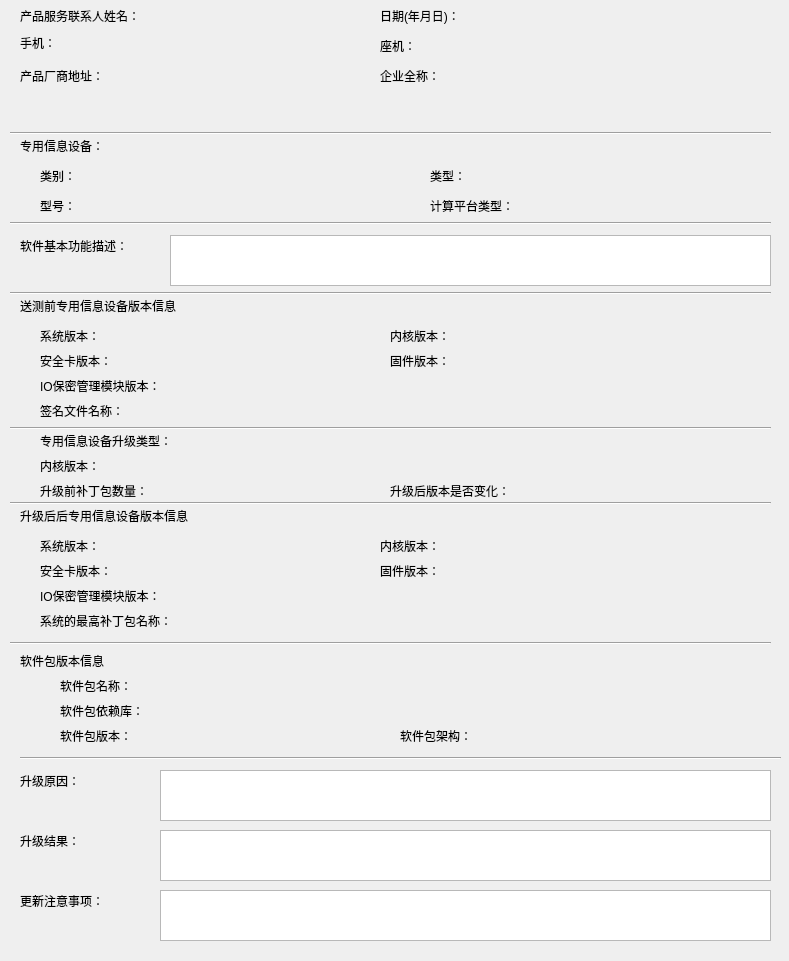
First picture: the form in showpkginfo/devicefactorydialog.ui, repository Machin-Yin/httctest, before the edit.
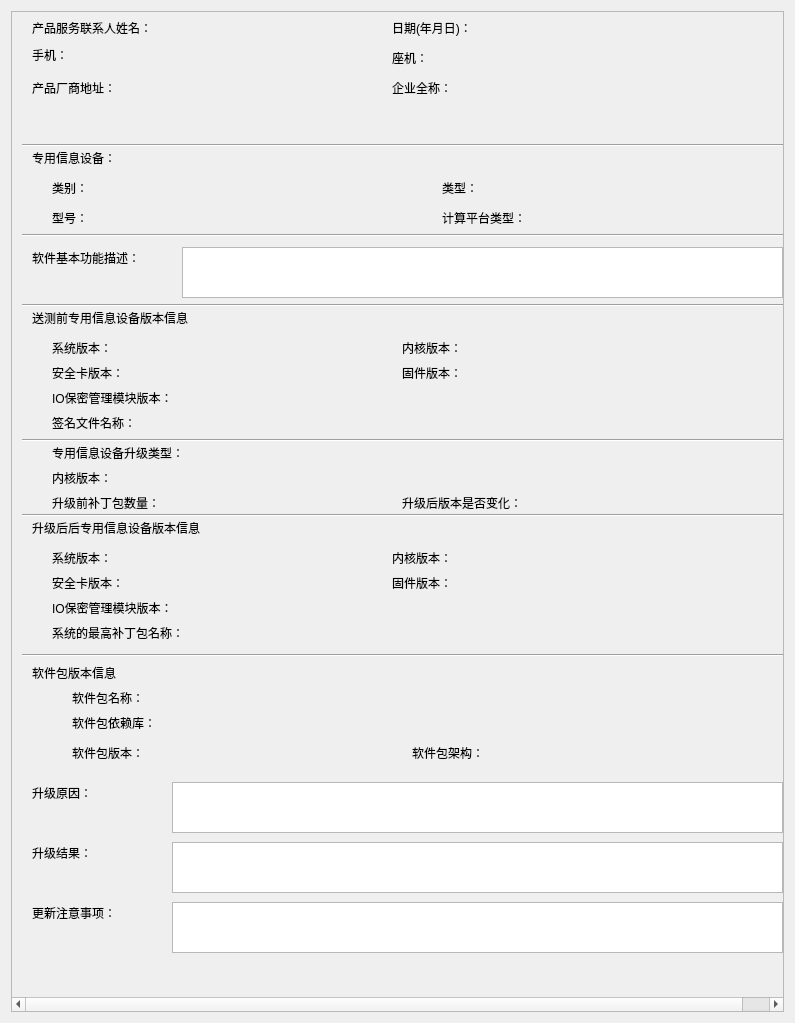
Second picture: the form after the edit.

The edit to the form file:
```diff
--- a/showpkginfo/devicefactorydialog.ui
+++ b/showpkginfo/devicefactorydialog.ui
@@ -6,52 +6,34 @@
    <rect>
     <x>0</x>
     <y>0</y>
-    <width>789</width>
-    <height>961</height>
+    <width>795</width>
+    <height>1023</height>
    </rect>
   </property>
   <property name="windowTitle">
    <string>Dialog</string>
   </property>
-  <widget class="QLabel" name="developmentOsVersionLabel">
-   <property name="geometry">
-    <rect>
-     <x>40</x>
-     <y>325</y>
-     <width>81</width>
-     <height>21</height>
-    </rect>
-   </property>
-   <property name="text">
-    <string>系统版本：</string>
-   </property>
-  </widget>
-  <widget class="Line" name="line">
+  <layout class="QVBoxLayout" name="verticalLayout_4">
+   <item>
+    <widget class="QScrollArea" name="scrollArea">
+     <property name="widgetResizable">
+      <bool>true</bool>
+     </property>
+     <widget class="QWidget" name="scrollAreaWidgetContents_7">
    <property name="geometry">
     <rect>
-     <x>10</x>
-     <y>125</y>
-     <width>761</width>
-     <height>16</height>
-    </rect>
-   </property>
-   <property name="orientation">
-    <enum>Qt::Horizontal</enum>
-   </property>
-  </widget>
-  <widget class="QLabel" name="developmentSocVersionLabel">
-   <property name="geometry">
-    <rect>
-     <x>40</x>
-     <y>350</y>
-     <width>101</width>
-     <height>21</height>
-    </rect>
-   </property>
-   <property name="text">
-    <string>安全卡版本：</string>
-   </property>
-  </widget>
+        <x>0</x>
+        <y>0</y>
+        <width>800</width>
+        <height>987</height>
+       </rect>
+      </property>
+      <property name="minimumSize">
+       <size>
+        <width>800</width>
+        <height>900</height>
+       </size>
+      </property>
   <widget class="QLabel" name="developmentIoModuleVersionLbl">
    <property name="geometry">
     <rect>
@@ -65,146 +47,6 @@
     <string/>
    </property>
   </widget>
-  <widget class="QLabel" name="installResultLabel">
-   <property name="geometry">
-    <rect>
-     <x>20</x>
-     <y>830</y>
-     <width>91</width>
-     <height>21</height>
-    </rect>
-   </property>
-   <property name="text">
-    <string>升级结果：</string>
-   </property>
-  </widget>
-  <widget class="QTextBrowser" name="installWarningTextBrowser">
-   <property name="geometry">
-    <rect>
-     <x>160</x>
-     <y>890</y>
-     <width>611</width>
-     <height>51</height>
-    </rect>
-   </property>
-  </widget>
-  <widget class="QLabel" name="installReasonLabel">
-   <property name="geometry">
-    <rect>
-     <x>20</x>
-     <y>770</y>
-     <width>91</width>
-     <height>21</height>
-    </rect>
-   </property>
-   <property name="text">
-    <string>升级原因：</string>
-   </property>
-  </widget>
-  <widget class="QLabel" name="dateLabel">
-   <property name="geometry">
-    <rect>
-     <x>380</x>
-     <y>5</y>
-     <width>121</width>
-     <height>21</height>
-    </rect>
-   </property>
-   <property name="text">
-    <string>日期(年月日)：</string>
-   </property>
-  </widget>
-  <widget class="QLabel" name="pkgDependencyLbl_3">
-   <property name="geometry">
-    <rect>
-     <x>190</x>
-     <y>375</y>
-     <width>581</width>
-     <height>21</height>
-    </rect>
-   </property>
-   <property name="text">
-    <string/>
-   </property>
-  </widget>
-  <widget class="QLabel" name="companyNameLabel">
-   <property name="geometry">
-    <rect>
-     <x>380</x>
-     <y>65</y>
-     <width>91</width>
-     <height>21</height>
-    </rect>
-   </property>
-   <property name="text">
-    <string>企业全称：</string>
-   </property>
-  </widget>
-  <widget class="QLabel" name="runtimeKernelVersionLabel">
-   <property name="geometry">
-    <rect>
-     <x>380</x>
-     <y>535</y>
-     <width>81</width>
-     <height>21</height>
-    </rect>
-   </property>
-   <property name="text">
-    <string>内核版本：</string>
-   </property>
-  </widget>
-  <widget class="QLabel" name="runtimeKernelVersionLbl">
-   <property name="geometry">
-    <rect>
-     <x>470</x>
-     <y>535</y>
-     <width>301</width>
-     <height>21</height>
-    </rect>
-   </property>
-   <property name="text">
-    <string/>
-   </property>
-  </widget>
-  <widget class="QLabel" name="developmentSocVersionLbl">
-   <property name="geometry">
-    <rect>
-     <x>150</x>
-     <y>350</y>
-     <width>231</width>
-     <height>21</height>
-    </rect>
-   </property>
-   <property name="text">
-    <string/>
-   </property>
-  </widget>
-  <widget class="QLabel" name="productInfoLabel">
-   <property name="geometry">
-    <rect>
-     <x>20</x>
-     <y>235</y>
-     <width>141</width>
-     <height>21</height>
-    </rect>
-   </property>
-   <property name="text">
-    <string>软件基本功能描述：</string>
-   </property>
-  </widget>
-  <widget class="QLabel" name="platformLabel">
-   <property name="geometry">
-    <rect>
-     <x>20</x>
-     <y>135</y>
-     <width>111</width>
-     <height>21</height>
-    </rect>
-   </property>
-   <property name="text">
-    <string>专用信息设备：</string>
-   </property>
-  </widget>
   <widget class="QLabel" name="runtimeOsVersionLbl">
    <property name="geometry">
     <rect>
@@ -218,12 +60,25 @@
     <string/>
    </property>
   </widget>
-  <widget class="QLabel" name="runtimeSocVersionLbl">
+      <widget class="QLabel" name="pkgNameLabel_2">
    <property name="geometry">
     <rect>
-     <x>140</x>
-     <y>560</y>
-     <width>241</width>
+         <x>60</x>
+         <y>675</y>
+         <width>101</width>
+         <height>21</height>
+        </rect>
+       </property>
+       <property name="text">
+        <string>软件包名称：</string>
+       </property>
+      </widget>
+      <widget class="QLabel" name="modelLbl">
+       <property name="geometry">
+        <rect>
+         <x>90</x>
+         <y>195</y>
+         <width>341</width>
      <height>21</height>
     </rect>
    </property>
@@ -244,12 +99,12 @@
     <string>安全卡版本：</string>
    </property>
   </widget>
-  <widget class="QLabel" name="runtimeIoModuleVersionLbl_2">
+      <widget class="QLabel" name="pkgNameLbl_2">
    <property name="geometry">
     <rect>
-     <x>220</x>
-     <y>610</y>
-     <width>541</width>
+         <x>170</x>
+         <y>675</y>
+         <width>611</width>
      <height>21</height>
     </rect>
    </property>
@@ -257,6 +112,94 @@
     <string/>
    </property>
   </widget>
+      <widget class="QLabel" name="companyNameLabel">
+       <property name="geometry">
+        <rect>
+         <x>380</x>
+         <y>65</y>
+         <width>91</width>
+         <height>21</height>
+        </rect>
+       </property>
+       <property name="text">
+        <string>企业全称：</string>
+       </property>
+      </widget>
+      <widget class="QLabel" name="pkgDependencyLabel_4">
+       <property name="geometry">
+        <rect>
+         <x>60</x>
+         <y>700</y>
+         <width>101</width>
+         <height>21</height>
+        </rect>
+       </property>
+       <property name="text">
+        <string>软件包依赖库：</string>
+       </property>
+      </widget>
+      <widget class="QLabel" name="telephoneLabel">
+       <property name="geometry">
+        <rect>
+         <x>380</x>
+         <y>35</y>
+         <width>51</width>
+         <height>21</height>
+        </rect>
+       </property>
+       <property name="text">
+        <string>座机：</string>
+       </property>
+      </widget>
+      <widget class="QLabel" name="developmentOsVersionLbl_2">
+       <property name="geometry">
+        <rect>
+         <x>210</x>
+         <y>430</y>
+         <width>561</width>
+         <height>21</height>
+        </rect>
+       </property>
+       <property name="text">
+        <string/>
+       </property>
+      </widget>
+      <widget class="QLabel" name="developmentSocVersionLbl">
+       <property name="geometry">
+        <rect>
+         <x>150</x>
+         <y>350</y>
+         <width>231</width>
+         <height>21</height>
+        </rect>
+       </property>
+       <property name="text">
+        <string/>
+       </property>
+      </widget>
+      <widget class="QTextBrowser" name="installWarningTextBrowser">
+       <property name="geometry">
+        <rect>
+         <x>160</x>
+         <y>890</y>
+         <width>611</width>
+         <height>51</height>
+        </rect>
+       </property>
+      </widget>
+      <widget class="QLabel" name="typeLabel">
+       <property name="geometry">
+        <rect>
+         <x>40</x>
+         <y>165</y>
+         <width>61</width>
+         <height>21</height>
+        </rect>
+       </property>
+       <property name="text">
+        <string>类别：</string>
+       </property>
+      </widget>
   <widget class="QLabel" name="contactNameLabel">
    <property name="geometry">
     <rect>
@@ -270,71 +213,6 @@
     <string>产品服务联系人姓名：</string>
    </property>
   </widget>
-  <widget class="QLabel" name="contactNameLbl">
-   <property name="geometry">
-    <rect>
-     <x>170</x>
-     <y>5</y>
-     <width>191</width>
-     <height>21</height>
-    </rect>
-   </property>
-   <property name="text">
-    <string/>
-   </property>
-  </widget>
-  <widget class="Line" name="line_4">
-   <property name="geometry">
-    <rect>
-     <x>10</x>
-     <y>495</y>
-     <width>761</width>
-     <height>16</height>
-    </rect>
-   </property>
-   <property name="orientation">
-    <enum>Qt::Horizontal</enum>
-   </property>
-  </widget>
-  <widget class="QLabel" name="addressInfoLabel">
-   <property name="geometry">
-    <rect>
-     <x>20</x>
-     <y>65</y>
-     <width>111</width>
-     <height>21</height>
-    </rect>
-   </property>
-   <property name="text">
-    <string>产品厂商地址：</string>
-   </property>
-  </widget>
-  <widget class="QLabel" name="telephoneLbl">
-   <property name="geometry">
-    <rect>
-     <x>500</x>
-     <y>35</y>
-     <width>261</width>
-     <height>21</height>
-    </rect>
-   </property>
-   <property name="text">
-    <string/>
-   </property>
-  </widget>
-  <widget class="QLabel" name="label_18">
-   <property name="geometry">
-    <rect>
-     <x>20</x>
-     <y>505</y>
-     <width>281</width>
-     <height>21</height>
-    </rect>
-   </property>
-   <property name="text">
-    <string>升级后后专用信息设备版本信息</string>
-   </property>
-  </widget>
   <widget class="QLabel" name="formLabel">
    <property name="geometry">
     <rect>
@@ -348,198 +226,6 @@
     <string>类型：</string>
    </property>
   </widget>
-  <widget class="Line" name="line_2">
-   <property name="geometry">
-    <rect>
-     <x>10</x>
-     <y>215</y>
-     <width>761</width>
-     <height>16</height>
-    </rect>
-   </property>
-   <property name="orientation">
-    <enum>Qt::Horizontal</enum>
-   </property>
-  </widget>
-  <widget class="QLabel" name="typeLabel">
-   <property name="geometry">
-    <rect>
-     <x>40</x>
-     <y>165</y>
-     <width>61</width>
-     <height>21</height>
-    </rect>
-   </property>
-   <property name="text">
-    <string>类别：</string>
-   </property>
-  </widget>
-  <widget class="QLabel" name="runtimeFirmwareVersionLabel">
-   <property name="geometry">
-    <rect>
-     <x>380</x>
-     <y>560</y>
-     <width>81</width>
-     <height>21</height>
-    </rect>
-   </property>
-   <property name="text">
-    <string>固件版本：</string>
-   </property>
-  </widget>
-  <widget class="QLabel" name="typeLbl">
-   <property name="geometry">
-    <rect>
-     <x>90</x>
-     <y>165</y>
-     <width>341</width>
-     <height>21</height>
-    </rect>
-   </property>
-   <property name="text">
-    <string/>
-   </property>
-  </widget>
-  <widget class="QLabel" name="addressInfoLbl">
-   <property name="geometry">
-    <rect>
-     <x>170</x>
-     <y>65</y>
-     <width>211</width>
-     <height>21</height>
-    </rect>
-   </property>
-   <property name="text">
-    <string/>
-   </property>
-  </widget>
-  <widget class="QLabel" name="formLbl">
-   <property name="geometry">
-    <rect>
-     <x>530</x>
-     <y>165</y>
-     <width>241</width>
-     <height>21</height>
-    </rect>
-   </property>
-   <property name="text">
-    <string/>
-   </property>
-  </widget>
-  <widget class="QTextBrowser" name="productInfoTextBrowser">
-   <property name="geometry">
-    <rect>
-     <x>170</x>
-     <y>235</y>
-     <width>601</width>
-     <height>51</height>
-    </rect>
-   </property>
-  </widget>
-  <widget class="QLabel" name="formLbl_2">
-   <property name="geometry">
-    <rect>
-     <x>540</x>
-     <y>195</y>
-     <width>241</width>
-     <height>21</height>
-    </rect>
-   </property>
-   <property name="text">
-    <string/>
-   </property>
-  </widget>
-  <widget class="QLabel" name="typeLbl_2">
-   <property name="geometry">
-    <rect>
-     <x>90</x>
-     <y>195</y>
-     <width>341</width>
-     <height>21</height>
-    </rect>
-   </property>
-   <property name="text">
-    <string/>
-   </property>
-  </widget>
-  <widget class="QLabel" name="telephoneLabel">
-   <property name="geometry">
-    <rect>
-     <x>380</x>
-     <y>35</y>
-     <width>51</width>
-     <height>21</height>
-    </rect>
-   </property>
-   <property name="text">
-    <string>座机：</string>
-   </property>
-  </widget>
-  <widget class="QLabel" name="developmentKernelVersionLabel">
-   <property name="geometry">
-    <rect>
-     <x>390</x>
-     <y>325</y>
-     <width>81</width>
-     <height>21</height>
-    </rect>
-   </property>
-   <property name="text">
-    <string>内核版本：</string>
-   </property>
-  </widget>
-  <widget class="QLabel" name="developmentOsVersionLbl">
-   <property name="geometry">
-    <rect>
-     <x>150</x>
-     <y>325</y>
-     <width>221</width>
-     <height>21</height>
-    </rect>
-   </property>
-   <property name="text">
-    <string/>
-   </property>
-  </widget>
-  <widget class="QLabel" name="pkgDependencyLbl">
-   <property name="geometry">
-    <rect>
-     <x>190</x>
-     <y>400</y>
-     <width>581</width>
-     <height>21</height>
-    </rect>
-   </property>
-   <property name="text">
-    <string/>
-   </property>
-  </widget>
-  <widget class="Line" name="line_5">
-   <property name="geometry">
-    <rect>
-     <x>10</x>
-     <y>635</y>
-     <width>761</width>
-     <height>16</height>
-    </rect>
-   </property>
-   <property name="orientation">
-    <enum>Qt::Horizontal</enum>
-   </property>
-  </widget>
-  <widget class="QLabel" name="companyNameLbl">
-   <property name="geometry">
-    <rect>
-     <x>500</x>
-     <y>65</y>
-     <width>261</width>
-     <height>21</height>
-    </rect>
-   </property>
-   <property name="text">
-    <string/>
-   </property>
-  </widget>
   <widget class="Line" name="line_3">
    <property name="geometry">
     <rect>
@@ -553,40 +239,131 @@
     <enum>Qt::Horizontal</enum>
    </property>
   </widget>
-  <widget class="QTextBrowser" name="installReasonTextBrowser">
+      <widget class="QTextBrowser" name="productInfoTextBrowser">
    <property name="geometry">
     <rect>
-     <x>160</x>
-     <y>770</y>
-     <width>611</width>
+         <x>170</x>
+         <y>235</y>
+         <width>601</width>
      <height>51</height>
     </rect>
    </property>
   </widget>
-  <widget class="QLabel" name="runtimeOsVersionLabel">
+      <widget class="QLabel" name="runtimeIoModuleVersionLbl_2">
    <property name="geometry">
     <rect>
-     <x>40</x>
-     <y>535</y>
-     <width>81</width>
+         <x>220</x>
+         <y>610</y>
+         <width>541</width>
      <height>21</height>
     </rect>
    </property>
    <property name="text">
-    <string>系统版本：</string>
-   </property>
-  </widget>
-  <widget class="QLabel" name="mobilePhoneLabel">
+        <string/>
+       </property>
+      </widget>
+      <widget class="QLabel" name="developmentSocVersionLbl_2">
    <property name="geometry">
     <rect>
-     <x>20</x>
-     <y>35</y>
-     <width>51</width>
+         <x>180</x>
+         <y>480</y>
+         <width>201</width>
+         <height>21</height>
+        </rect>
+       </property>
+       <property name="text">
+        <string/>
+       </property>
+      </widget>
+      <widget class="QLabel" name="pkgDependencyLbl_3">
+       <property name="geometry">
+        <rect>
+         <x>190</x>
+         <y>375</y>
+         <width>581</width>
+         <height>21</height>
+        </rect>
+       </property>
+       <property name="text">
+        <string/>
+       </property>
+      </widget>
+      <widget class="QLabel" name="runtimeSocVersionLbl">
+       <property name="geometry">
+        <rect>
+         <x>140</x>
+         <y>560</y>
+         <width>241</width>
+         <height>21</height>
+        </rect>
+       </property>
+       <property name="text">
+        <string/>
+       </property>
+      </widget>
+      <widget class="Line" name="line_2">
+       <property name="geometry">
+        <rect>
+         <x>10</x>
+         <y>215</y>
+         <width>761</width>
      <height>16</height>
     </rect>
    </property>
+       <property name="orientation">
+        <enum>Qt::Horizontal</enum>
+       </property>
+      </widget>
+      <widget class="QLabel" name="addressInfoLabel">
+       <property name="geometry">
+        <rect>
+         <x>20</x>
+         <y>65</y>
+         <width>111</width>
+         <height>21</height>
+        </rect>
+       </property>
    <property name="text">
-    <string>手机：</string>
+        <string>产品厂商地址：</string>
+       </property>
+      </widget>
+      <widget class="QLabel" name="productInfoLabel">
+       <property name="geometry">
+        <rect>
+         <x>20</x>
+         <y>235</y>
+         <width>141</width>
+         <height>21</height>
+        </rect>
+       </property>
+       <property name="text">
+        <string>软件基本功能描述：</string>
+       </property>
+      </widget>
+      <widget class="QLabel" name="developmentSocVersionLabel_2">
+       <property name="geometry">
+        <rect>
+         <x>40</x>
+         <y>480</y>
+         <width>141</width>
+         <height>21</height>
+        </rect>
+       </property>
+       <property name="text">
+        <string>升级前补丁包数量：</string>
+       </property>
+      </widget>
+      <widget class="QLabel" name="runtimeFirmwareVersionLbl">
+       <property name="geometry">
+        <rect>
+         <x>480</x>
+         <y>560</y>
+         <width>291</width>
+         <height>21</height>
+        </rect>
+       </property>
+       <property name="text">
+        <string/>
    </property>
   </widget>
   <widget class="QLabel" name="developmentKernelVersionLbl">
@@ -602,30 +379,17 @@
     <string/>
    </property>
   </widget>
-  <widget class="QLabel" name="developmentFirmwareVersionLbl">
+      <widget class="QLabel" name="dateLabel">
    <property name="geometry">
     <rect>
-     <x>390</x>
-     <y>350</y>
-     <width>81</width>
+         <x>380</x>
+         <y>5</y>
+         <width>121</width>
      <height>21</height>
     </rect>
    </property>
    <property name="text">
-    <string>固件版本：</string>
-   </property>
-  </widget>
-  <widget class="QLabel" name="runtimeIoModuleVersionLabel">
-   <property name="geometry">
-    <rect>
-     <x>40</x>
-     <y>585</y>
-     <width>151</width>
-     <height>21</height>
-    </rect>
-   </property>
-   <property name="text">
-    <string>IO保密管理模块版本：</string>
+        <string>日期(年月日)：</string>
    </property>
   </widget>
   <widget class="QLabel" name="runtimeIoModuleVersionLbl">
@@ -641,24 +405,24 @@
     <string/>
    </property>
   </widget>
-  <widget class="QLabel" name="label_9">
+      <widget class="QLabel" name="mobilePhoneLabel">
    <property name="geometry">
     <rect>
      <x>20</x>
-     <y>295</y>
-     <width>491</width>
-     <height>21</height>
+         <y>35</y>
+         <width>51</width>
+         <height>16</height>
     </rect>
    </property>
    <property name="text">
-    <string>送测前专用信息设备版本信息</string>
-   </property>
-  </widget>
-  <widget class="QLabel" name="label_17">
+        <string>手机：</string>
+       </property>
+      </widget>
+      <widget class="QLabel" name="developmentOsVersionLbl">
    <property name="geometry">
     <rect>
-     <x>500</x>
-     <y>350</y>
+         <x>150</x>
+         <y>325</y>
      <width>221</width>
      <height>21</height>
     </rect>
@@ -667,6 +431,32 @@
     <string/>
    </property>
   </widget>
+      <widget class="QLabel" name="addressInfoLbl">
+       <property name="geometry">
+        <rect>
+         <x>170</x>
+         <y>65</y>
+         <width>211</width>
+         <height>21</height>
+        </rect>
+       </property>
+       <property name="text">
+        <string/>
+       </property>
+      </widget>
+      <widget class="QLabel" name="telephoneLbl">
+       <property name="geometry">
+        <rect>
+         <x>500</x>
+         <y>35</y>
+         <width>261</width>
+         <height>21</height>
+        </rect>
+       </property>
+       <property name="text">
+        <string/>
+       </property>
+      </widget>
   <widget class="QLabel" name="dateLbl">
    <property name="geometry">
     <rect>
@@ -680,12 +470,12 @@
     <string/>
    </property>
   </widget>
-  <widget class="QLabel" name="mobilePhoneLbl">
+      <widget class="QLabel" name="companyNameLbl">
    <property name="geometry">
     <rect>
-     <x>170</x>
-     <y>35</y>
-     <width>211</width>
+         <x>500</x>
+         <y>65</y>
+         <width>261</width>
      <height>21</height>
     </rect>
    </property>
@@ -693,51 +483,51 @@
     <string/>
    </property>
   </widget>
-  <widget class="QLabel" name="typeLabel_2">
+      <widget class="QLabel" name="pkgArchLbl_2">
    <property name="geometry">
     <rect>
-     <x>40</x>
-     <y>195</y>
-     <width>61</width>
+         <x>520</x>
+         <y>730</y>
+         <width>221</width>
      <height>21</height>
     </rect>
    </property>
    <property name="text">
-    <string>型号：</string>
-   </property>
-  </widget>
-  <widget class="QLabel" name="runtimeIoModuleVersionLabel_2">
+        <string/>
+       </property>
+      </widget>
+      <widget class="QLabel" name="runtimeKernelVersionLabel">
    <property name="geometry">
     <rect>
-     <x>40</x>
-     <y>610</y>
-     <width>181</width>
+         <x>380</x>
+         <y>535</y>
+         <width>81</width>
      <height>21</height>
     </rect>
    </property>
    <property name="text">
-    <string>系统的最高补丁包名称：</string>
-   </property>
-  </widget>
-  <widget class="QLabel" name="formLabel_2">
+        <string>内核版本：</string>
+       </property>
+      </widget>
+      <widget class="QLabel" name="developmentFirmwareVersionLbl">
    <property name="geometry">
     <rect>
-     <x>430</x>
-     <y>195</y>
-     <width>101</width>
+         <x>390</x>
+         <y>350</y>
+         <width>81</width>
      <height>21</height>
     </rect>
    </property>
    <property name="text">
-    <string>计算平台类型：</string>
-   </property>
-  </widget>
-  <widget class="QLabel" name="runtimeFirmwareVersionLbl">
+        <string>固件版本：</string>
+       </property>
+      </widget>
+      <widget class="QLabel" name="runtimeKernelVersionLbl">
    <property name="geometry">
     <rect>
-     <x>480</x>
-     <y>560</y>
-     <width>291</width>
+         <x>470</x>
+         <y>535</y>
+         <width>301</width>
      <height>21</height>
     </rect>
    </property>
@@ -745,53 +535,17 @@
     <string/>
    </property>
   </widget>
-  <widget class="QTextBrowser" name="installResultTextBrowser">
+      <widget class="QLabel" name="label_17">
    <property name="geometry">
     <rect>
-     <x>160</x>
-     <y>830</y>
-     <width>611</width>
-     <height>51</height>
-    </rect>
-   </property>
-  </widget>
-  <widget class="QLabel" name="productNameLabel_2">
-   <property name="geometry">
-    <rect>
-     <x>240</x>
-     <y>85</y>
-     <width>491</width>
-     <height>16</height>
-    </rect>
-   </property>
-   <property name="text">
-    <string/>
-   </property>
-  </widget>
-  <widget class="QLabel" name="installWarningLabel">
-   <property name="geometry">
-    <rect>
-     <x>20</x>
-     <y>890</y>
-     <width>111</width>
+         <x>500</x>
+         <y>350</y>
+         <width>221</width>
      <height>21</height>
     </rect>
    </property>
    <property name="text">
-    <string>更新注意事项：</string>
-   </property>
-  </widget>
-  <widget class="QLabel" name="developmentIoModuleVersionLabel">
-   <property name="geometry">
-    <rect>
-     <x>40</x>
-     <y>375</y>
-     <width>161</width>
-     <height>21</height>
-    </rect>
-   </property>
-   <property name="text">
-    <string>IO保密管理模块版本：</string>
+        <string/>
    </property>
   </widget>
   <widget class="QLabel" name="pkgDependencyLabel_2">
@@ -807,12 +561,25 @@
     <string>签名文件名称：</string>
    </property>
   </widget>
-  <widget class="QLabel" name="developmentOsVersionLbl_2">
+      <widget class="QLabel" name="typeLbl">
    <property name="geometry">
     <rect>
-     <x>210</x>
-     <y>430</y>
-     <width>561</width>
+         <x>540</x>
+         <y>165</y>
+         <width>231</width>
+         <height>21</height>
+        </rect>
+       </property>
+       <property name="text">
+        <string/>
+       </property>
+      </widget>
+      <widget class="QLabel" name="label_19">
+       <property name="geometry">
+        <rect>
+         <x>540</x>
+         <y>480</y>
+         <width>231</width>
      <height>21</height>
     </rect>
    </property>
@@ -833,6 +600,19 @@
     <string/>
    </property>
   </widget>
+      <widget class="QLabel" name="developmentOsVersionLabel">
+       <property name="geometry">
+        <rect>
+         <x>40</x>
+         <y>325</y>
+         <width>81</width>
+         <height>21</height>
+        </rect>
+       </property>
+       <property name="text">
+        <string>系统版本：</string>
+       </property>
+      </widget>
   <widget class="QLabel" name="developmentOsVersionLabel_2">
    <property name="geometry">
     <rect>
@@ -846,51 +626,48 @@
     <string>专用信息设备升级类型：</string>
    </property>
   </widget>
-  <widget class="QLabel" name="developmentKernelVersionLabel_2">
+      <widget class="QLabel" name="platformLabel">
    <property name="geometry">
     <rect>
-     <x>40</x>
-     <y>455</y>
-     <width>81</width>
+         <x>20</x>
+         <y>135</y>
+         <width>111</width>
      <height>21</height>
     </rect>
    </property>
    <property name="text">
-    <string>内核版本：</string>
-   </property>
-  </widget>
-  <widget class="Line" name="line_6">
+        <string>专用信息设备：</string>
+       </property>
+      </widget>
+      <widget class="QLabel" name="developmentIoModuleVersionLabel">
    <property name="geometry">
     <rect>
-     <x>10</x>
-     <y>420</y>
-     <width>761</width>
-     <height>16</height>
-    </rect>
-   </property>
-   <property name="orientation">
-    <enum>Qt::Horizontal</enum>
-   </property>
-  </widget>
-  <widget class="QLabel" name="developmentFirmwareVersionLbl_2">
+         <x>40</x>
+         <y>375</y>
+         <width>161</width>
+         <height>21</height>
+        </rect>
+       </property>
+       <property name="text">
+        <string>IO保密管理模块版本：</string>
+       </property>
+      </widget>
+      <widget class="QTextBrowser" name="installResultTextBrowser">
    <property name="geometry">
     <rect>
-     <x>390</x>
-     <y>480</y>
-     <width>151</width>
-     <height>21</height>
-    </rect>
-   </property>
-   <property name="text">
-    <string>升级后版本是否变化：</string>
-   </property>
-  </widget>
-  <widget class="QLabel" name="developmentSocVersionLbl_2">
+         <x>160</x>
+         <y>830</y>
+         <width>611</width>
+         <height>51</height>
+        </rect>
+       </property>
+      </widget>
+      <widget class="QLabel" name="pkgVersionLbl_2">
    <property name="geometry">
     <rect>
-     <x>180</x>
-     <y>480</y>
-     <width>201</width>
+         <x>170</x>
+         <y>730</y>
+         <width>221</width>
      <height>21</height>
     </rect>
    </property>
@@ -898,12 +675,12 @@
     <string/>
    </property>
   </widget>
-  <widget class="QLabel" name="label_19">
+      <widget class="QLabel" name="mobilePhoneLbl">
    <property name="geometry">
     <rect>
-     <x>540</x>
-     <y>480</y>
-     <width>231</width>
+         <x>170</x>
+         <y>35</y>
+         <width>211</width>
      <height>21</height>
     </rect>
    </property>
@@ -911,17 +688,17 @@
     <string/>
    </property>
   </widget>
-  <widget class="QLabel" name="developmentSocVersionLabel_2">
+      <widget class="QLabel" name="pkgDependencyLbl_4">
    <property name="geometry">
     <rect>
-     <x>40</x>
-     <y>480</y>
-     <width>141</width>
+         <x>170</x>
+         <y>700</y>
+         <width>591</width>
      <height>21</height>
     </rect>
    </property>
    <property name="text">
-    <string>升级前补丁包数量：</string>
+        <string/>
    </property>
   </widget>
   <widget class="QLabel" name="label_20">
@@ -937,12 +714,64 @@
     <string>软件包版本信息</string>
    </property>
   </widget>
-  <widget class="QLabel" name="pkgDependencyLbl_4">
+      <widget class="QLabel" name="formLabel_2">
    <property name="geometry">
     <rect>
-     <x>170</x>
-     <y>700</y>
-     <width>591</width>
+         <x>430</x>
+         <y>195</y>
+         <width>101</width>
+         <height>21</height>
+        </rect>
+       </property>
+       <property name="text">
+        <string>计算平台类型：</string>
+       </property>
+      </widget>
+      <widget class="QLabel" name="installWarningLabel">
+       <property name="geometry">
+        <rect>
+         <x>20</x>
+         <y>890</y>
+         <width>111</width>
+         <height>21</height>
+        </rect>
+       </property>
+       <property name="text">
+        <string>更新注意事项：</string>
+       </property>
+      </widget>
+      <widget class="Line" name="line_5">
+       <property name="geometry">
+        <rect>
+         <x>10</x>
+         <y>635</y>
+         <width>761</width>
+         <height>16</height>
+        </rect>
+       </property>
+       <property name="orientation">
+        <enum>Qt::Horizontal</enum>
+       </property>
+      </widget>
+      <widget class="Line" name="line_4">
+       <property name="geometry">
+        <rect>
+         <x>10</x>
+         <y>495</y>
+         <width>761</width>
+         <height>16</height>
+        </rect>
+       </property>
+       <property name="orientation">
+        <enum>Qt::Horizontal</enum>
+       </property>
+      </widget>
+      <widget class="QLabel" name="classifyLbl">
+       <property name="geometry">
+        <rect>
+         <x>90</x>
+         <y>165</y>
+         <width>341</width>
      <height>21</height>
     </rect>
    </property>
@@ -950,24 +779,73 @@
     <string/>
    </property>
   </widget>
-  <widget class="QLabel" name="pkgNameLbl_2">
+      <widget class="QLabel" name="runtimeFirmwareVersionLabel">
    <property name="geometry">
     <rect>
-     <x>170</x>
-     <y>675</y>
+         <x>380</x>
+         <y>560</y>
+         <width>81</width>
+         <height>21</height>
+        </rect>
+       </property>
+       <property name="text">
+        <string>固件版本：</string>
+       </property>
+      </widget>
+      <widget class="QLabel" name="label_9">
+       <property name="geometry">
+        <rect>
+         <x>20</x>
+         <y>295</y>
+         <width>491</width>
+         <height>21</height>
+        </rect>
+       </property>
+       <property name="text">
+        <string>送测前专用信息设备版本信息</string>
+       </property>
+      </widget>
+      <widget class="QTextBrowser" name="installReasonTextBrowser">
+       <property name="geometry">
+        <rect>
+         <x>160</x>
+         <y>770</y>
      <width>611</width>
+         <height>51</height>
+        </rect>
+       </property>
+      </widget>
+      <widget class="QLabel" name="runtimeIoModuleVersionLabel_2">
+       <property name="geometry">
+        <rect>
+         <x>40</x>
+         <y>610</y>
+         <width>181</width>
      <height>21</height>
     </rect>
    </property>
    <property name="text">
-    <string/>
+        <string>系统的最高补丁包名称：</string>
+       </property>
+      </widget>
+      <widget class="QLabel" name="installResultLabel">
+       <property name="geometry">
+        <rect>
+         <x>20</x>
+         <y>830</y>
+         <width>91</width>
+         <height>21</height>
+        </rect>
+       </property>
+       <property name="text">
+        <string>升级结果：</string>
    </property>
   </widget>
   <widget class="QLabel" name="pkgVersionLabel_2">
    <property name="geometry">
     <rect>
      <x>60</x>
-     <y>725</y>
+         <y>730</y>
      <width>91</width>
      <height>21</height>
     </rect>
@@ -976,63 +854,11 @@
     <string>软件包版本：</string>
    </property>
   </widget>
-  <widget class="QLabel" name="pkgNameLabel_2">
-   <property name="geometry">
-    <rect>
-     <x>60</x>
-     <y>675</y>
-     <width>101</width>
-     <height>21</height>
-    </rect>
-   </property>
-   <property name="text">
-    <string>软件包名称：</string>
-   </property>
-  </widget>
-  <widget class="QLabel" name="pkgVersionLbl_2">
-   <property name="geometry">
-    <rect>
-     <x>170</x>
-     <y>725</y>
-     <width>221</width>
-     <height>21</height>
-    </rect>
-   </property>
-   <property name="text">
-    <string/>
-   </property>
-  </widget>
-  <widget class="QLabel" name="pkgArchLbl_2">
-   <property name="geometry">
-    <rect>
-     <x>520</x>
-     <y>725</y>
-     <width>221</width>
-     <height>21</height>
-    </rect>
-   </property>
-   <property name="text">
-    <string/>
-   </property>
-  </widget>
-  <widget class="QLabel" name="pkgDependencyLabel_4">
-   <property name="geometry">
-    <rect>
-     <x>60</x>
-     <y>700</y>
-     <width>101</width>
-     <height>21</height>
-    </rect>
-   </property>
-   <property name="text">
-    <string>软件包依赖库：</string>
-   </property>
-  </widget>
   <widget class="QLabel" name="pkgArchLabel_2">
    <property name="geometry">
     <rect>
      <x>400</x>
-     <y>725</y>
+         <y>730</y>
      <width>91</width>
      <height>21</height>
     </rect>
@@ -1041,11 +867,63 @@
     <string>软件包架构：</string>
    </property>
   </widget>
-  <widget class="Line" name="line_7">
+      <widget class="QLabel" name="developmentFirmwareVersionLbl_2">
    <property name="geometry">
     <rect>
-     <x>20</x>
-     <y>750</y>
+         <x>390</x>
+         <y>480</y>
+         <width>151</width>
+         <height>21</height>
+        </rect>
+       </property>
+       <property name="text">
+        <string>升级后版本是否变化：</string>
+       </property>
+      </widget>
+      <widget class="QLabel" name="pkgDependencyLbl">
+       <property name="geometry">
+        <rect>
+         <x>190</x>
+         <y>400</y>
+         <width>581</width>
+         <height>21</height>
+        </rect>
+       </property>
+       <property name="text">
+        <string/>
+       </property>
+      </widget>
+      <widget class="QLabel" name="typeLabel_2">
+       <property name="geometry">
+        <rect>
+         <x>40</x>
+         <y>195</y>
+         <width>61</width>
+         <height>21</height>
+        </rect>
+       </property>
+       <property name="text">
+        <string>型号：</string>
+       </property>
+      </widget>
+      <widget class="QLabel" name="runtimeOsVersionLabel">
+       <property name="geometry">
+        <rect>
+         <x>40</x>
+         <y>535</y>
+         <width>81</width>
+         <height>21</height>
+        </rect>
+       </property>
+       <property name="text">
+        <string>系统版本：</string>
+       </property>
+      </widget>
+      <widget class="Line" name="line">
+       <property name="geometry">
+        <rect>
+         <x>10</x>
+         <y>125</y>
      <width>761</width>
      <height>16</height>
     </rect>
@@ -1054,88 +932,140 @@
     <enum>Qt::Horizontal</enum>
    </property>
   </widget>
-  <zorder>developmentOsVersionLabel</zorder>
-  <zorder>line</zorder>
-  <zorder>developmentSocVersionLabel</zorder>
-  <zorder>developmentIoModuleVersionLbl</zorder>
-  <zorder>installResultLabel</zorder>
-  <zorder>installWarningTextBrowser</zorder>
-  <zorder>installReasonLabel</zorder>
-  <zorder>dateLabel</zorder>
-  <zorder>pkgDependencyLbl_3</zorder>
-  <zorder>companyNameLabel</zorder>
-  <zorder>runtimeKernelVersionLabel</zorder>
-  <zorder>runtimeKernelVersionLbl</zorder>
-  <zorder>developmentSocVersionLbl</zorder>
-  <zorder>productInfoLabel</zorder>
-  <zorder>platformLabel</zorder>
-  <zorder>runtimeOsVersionLbl</zorder>
-  <zorder>runtimeSocVersionLbl</zorder>
-  <zorder>runtimeSocVersionLabel</zorder>
-  <zorder>runtimeIoModuleVersionLbl_2</zorder>
-  <zorder>contactNameLabel</zorder>
-  <zorder>contactNameLbl</zorder>
-  <zorder>line_4</zorder>
-  <zorder>addressInfoLabel</zorder>
-  <zorder>telephoneLbl</zorder>
-  <zorder>label_18</zorder>
-  <zorder>formLabel</zorder>
-  <zorder>line_2</zorder>
-  <zorder>typeLabel</zorder>
-  <zorder>runtimeFirmwareVersionLabel</zorder>
-  <zorder>typeLbl</zorder>
-  <zorder>addressInfoLbl</zorder>
-  <zorder>formLbl</zorder>
-  <zorder>productInfoTextBrowser</zorder>
-  <zorder>formLbl_2</zorder>
-  <zorder>typeLbl_2</zorder>
-  <zorder>telephoneLabel</zorder>
-  <zorder>developmentKernelVersionLabel</zorder>
-  <zorder>developmentOsVersionLbl</zorder>
-  <zorder>pkgDependencyLbl</zorder>
-  <zorder>line_5</zorder>
-  <zorder>companyNameLbl</zorder>
-  <zorder>line_3</zorder>
-  <zorder>installReasonTextBrowser</zorder>
-  <zorder>runtimeOsVersionLabel</zorder>
-  <zorder>mobilePhoneLabel</zorder>
-  <zorder>developmentKernelVersionLbl</zorder>
-  <zorder>developmentFirmwareVersionLbl</zorder>
-  <zorder>runtimeIoModuleVersionLabel</zorder>
-  <zorder>runtimeIoModuleVersionLbl</zorder>
-  <zorder>label_9</zorder>
-  <zorder>label_17</zorder>
-  <zorder>dateLbl</zorder>
-  <zorder>mobilePhoneLbl</zorder>
-  <zorder>typeLabel_2</zorder>
-  <zorder>runtimeIoModuleVersionLabel_2</zorder>
-  <zorder>formLabel_2</zorder>
-  <zorder>runtimeFirmwareVersionLbl</zorder>
-  <zorder>installResultTextBrowser</zorder>
-  <zorder>productNameLabel_2</zorder>
-  <zorder>installWarningLabel</zorder>
-  <zorder>developmentIoModuleVersionLabel</zorder>
-  <zorder>pkgDependencyLabel_2</zorder>
-  <zorder>developmentOsVersionLbl_2</zorder>
-  <zorder>developmentKernelVersionLbl_2</zorder>
-  <zorder>developmentOsVersionLabel_2</zorder>
-  <zorder>developmentKernelVersionLabel_2</zorder>
-  <zorder>line_6</zorder>
-  <zorder>scrollArea</zorder>
-  <zorder>developmentFirmwareVersionLbl_2</zorder>
-  <zorder>developmentSocVersionLbl_2</zorder>
-  <zorder>label_19</zorder>
-  <zorder>developmentSocVersionLabel_2</zorder>
-  <zorder>label_20</zorder>
-  <zorder>pkgDependencyLbl_4</zorder>
-  <zorder>pkgNameLbl_2</zorder>
-  <zorder>pkgVersionLabel_2</zorder>
-  <zorder>pkgNameLabel_2</zorder>
-  <zorder>pkgVersionLbl_2</zorder>
-  <zorder>pkgArchLbl_2</zorder>
-  <zorder>pkgDependencyLabel_4</zorder>
-  <zorder>pkgArchLabel_2</zorder>
-  <zorder>line_7</zorder>
+      <widget class="Line" name="line_6">
+       <property name="geometry">
+        <rect>
+         <x>10</x>
+         <y>420</y>
+         <width>761</width>
+         <height>16</height>
+        </rect>
+       </property>
+       <property name="orientation">
+        <enum>Qt::Horizontal</enum>
+       </property>
+      </widget>
+      <widget class="QLabel" name="developmentKernelVersionLabel_2">
+       <property name="geometry">
+        <rect>
+         <x>40</x>
+         <y>455</y>
+         <width>81</width>
+         <height>21</height>
+        </rect>
+       </property>
+       <property name="text">
+        <string>内核版本：</string>
+       </property>
+      </widget>
+      <widget class="QLabel" name="runtimeIoModuleVersionLabel">
+       <property name="geometry">
+        <rect>
+         <x>40</x>
+         <y>585</y>
+         <width>151</width>
+         <height>21</height>
+        </rect>
+       </property>
+       <property name="text">
+        <string>IO保密管理模块版本：</string>
+       </property>
+      </widget>
+      <widget class="QLabel" name="contactNameLbl">
+       <property name="geometry">
+        <rect>
+         <x>170</x>
+         <y>5</y>
+         <width>191</width>
+         <height>21</height>
+        </rect>
+       </property>
+       <property name="text">
+        <string/>
+       </property>
+      </widget>
+      <widget class="QLabel" name="developmentKernelVersionLabel">
+       <property name="geometry">
+        <rect>
+         <x>390</x>
+         <y>325</y>
+         <width>81</width>
+         <height>21</height>
+        </rect>
+       </property>
+       <property name="text">
+        <string>内核版本：</string>
+       </property>
+      </widget>
+      <widget class="QLabel" name="label_18">
+       <property name="geometry">
+        <rect>
+         <x>20</x>
+         <y>505</y>
+         <width>281</width>
+         <height>21</height>
+        </rect>
+       </property>
+       <property name="text">
+        <string>升级后后专用信息设备版本信息</string>
+       </property>
+      </widget>
+      <widget class="QLabel" name="installReasonLabel">
+       <property name="geometry">
+        <rect>
+         <x>20</x>
+         <y>770</y>
+         <width>91</width>
+         <height>21</height>
+        </rect>
+       </property>
+       <property name="text">
+        <string>升级原因：</string>
+       </property>
+      </widget>
+      <widget class="QLabel" name="platformtypeLbl">
+       <property name="geometry">
+        <rect>
+         <x>540</x>
+         <y>195</y>
+         <width>241</width>
+         <height>21</height>
+        </rect>
+       </property>
+       <property name="text">
+        <string/>
+       </property>
+      </widget>
+      <widget class="QLabel" name="productNameLabel_2">
+       <property name="geometry">
+        <rect>
+         <x>240</x>
+         <y>85</y>
+         <width>491</width>
+         <height>16</height>
+        </rect>
+       </property>
+       <property name="text">
+        <string/>
+       </property>
+      </widget>
+      <widget class="QLabel" name="developmentSocVersionLabel">
+       <property name="geometry">
+        <rect>
+         <x>40</x>
+         <y>350</y>
+         <width>101</width>
+         <height>21</height>
+        </rect>
+       </property>
+       <property name="text">
+        <string>安全卡版本：</string>
+       </property>
+      </widget>
+     </widget>
+    </widget>
+   </item>
+  </layout>
  </widget>
  <resources/>
  <connections/>
```
Lines whose indentation alone changed are shown as unchanged.
